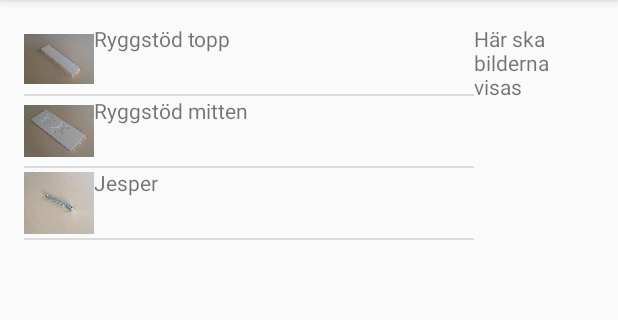
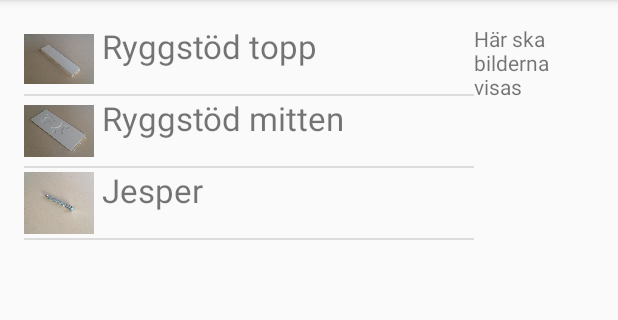
Before and after one commit to EmmaEdv/TBK, an Android app: the screen it shows after launch (MainActivity), on a phone screen of 412 x 824 dp, the part 84-404 px from its top. Run offline under Robolectric (Android 15) with nearby library versions, the light colour scheme and no system bars.

Commit message:
small changes

```diff
--- a/Projekt/app/src/main/java/com/example/viktor/agilprojektaugmentedreality/MainActivity.java
+++ b/Projekt/app/src/main/java/com/example/viktor/agilprojektaugmentedreality/MainActivity.java
@@ -13,6 +13,10 @@ import java.util.ArrayList;
 
 
 public class MainActivity extends ActionBarActivity {
+
+    /*
+    Variables
+     */
 
     public ListView listView;
     public TextView tV;
@@ -35,12 +39,16 @@ public class MainActivity extends ActionBarActivity {
         tV.setText("Här ska bilderna visas");
     }
 
+    /*
+    Generates data for the list.
+    Add both thumbnails and description here.
+     */
     private ArrayList<ThumbnailItem> generateData(){
 
         ArrayList<ThumbnailItem> items = new ArrayList<ThumbnailItem>();
-        items.add(new ThumbnailItem(R.drawable.ryggstod_toppen,"Ryggstöd topp"));
-        items.add(new ThumbnailItem(R.drawable.ryggstod_mitten,"Ryggstöd mitten"));
-        items.add(new ThumbnailItem(R.drawable.skruv,"Jesper"));
+        items.add(new ThumbnailItem(R.drawable.ryggstod_toppen," Ryggstöd topp"));
+        items.add(new ThumbnailItem(R.drawable.ryggstod_mitten," Ryggstöd mitten"));
+        items.add(new ThumbnailItem(R.drawable.skruv," Jesper"));
 
         return items;
     }
--- a/Projekt/app/src/main/java/com/example/viktor/agilprojektaugmentedreality/ThumbnailItem.java
+++ b/Projekt/app/src/main/java/com/example/viktor/agilprojektaugmentedreality/ThumbnailItem.java
@@ -2,6 +2,9 @@ package com.example.viktor.agilprojektaugmentedreality;
 
 /**
  * Created by Viktor on 2015-03-24.
+
+    The items in the listview
+
  */
 public class ThumbnailItem {
 
--- a/Projekt/app/src/main/res/layout/row.xml
+++ b/Projekt/app/src/main/res/layout/row.xml
@@ -11,6 +11,7 @@
 
     <TextView
         android:id="@+id/title"
+        android:textSize="10pt"
         android:layout_width="wrap_content"
         android:layout_height="wrap_content" />
 
```
